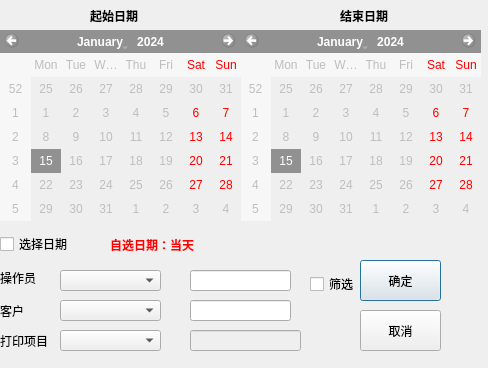
The window that laser_proj/ui/save_table_dialog.ui (kobe-huang/python) describes before a commit, drawn with Qt 5.
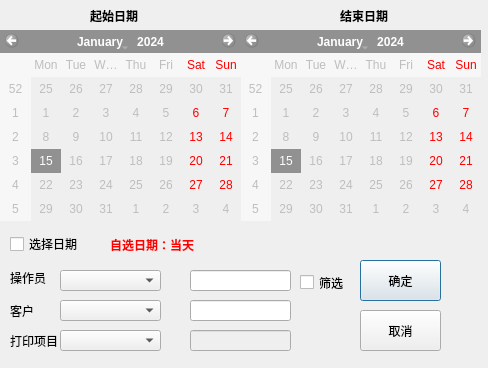
The same window after the commit.

What changed in the file:
```diff
--- a/laser_proj/ui/save_table_dialog.ui
+++ b/laser_proj/ui/save_table_dialog.ui
@@ -52,9 +52,9 @@
   <widget class="QLabel" name="label">
    <property name="geometry">
     <rect>
-     <x>0</x>
+     <x>10</x>
      <y>270</y>
-     <width>61</width>
+     <width>51</width>
      <height>16</height>
     </rect>
    </property>
@@ -65,7 +65,7 @@
   <widget class="QLabel" name="label_2">
    <property name="geometry">
     <rect>
-     <x>0</x>
+     <x>10</x>
      <y>300</y>
      <width>41</width>
      <height>21</height>
@@ -88,7 +88,7 @@
   <widget class="QLabel" name="label_3">
    <property name="geometry">
     <rect>
-     <x>0</x>
+     <x>10</x>
      <y>330</y>
      <width>61</width>
      <height>21</height>
@@ -111,7 +111,7 @@
   <widget class="QCheckBox" name="checkBox">
    <property name="geometry">
     <rect>
-     <x>0</x>
+     <x>10</x>
      <y>230</y>
      <width>71</width>
      <height>28</height>
@@ -228,7 +228,7 @@
     <rect>
      <x>190</x>
      <y>330</y>
-     <width>111</width>
+     <width>101</width>
      <height>21</height>
     </rect>
    </property>
@@ -249,10 +249,10 @@
   <widget class="QCheckBox" name="checkBox_filter">
    <property name="geometry">
     <rect>
-     <x>310</x>
-     <y>270</y>
-     <width>61</width>
-     <height>28</height>
+     <x>300</x>
+     <y>267</y>
+     <width>51</width>
+     <height>31</height>
     </rect>
    </property>
    <property name="text">
```
